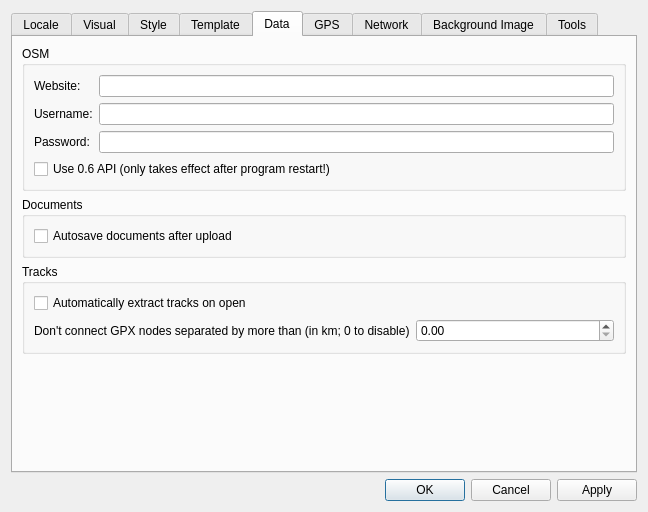
Qt form Preferences/PreferencesDialog.ui (openstreetmap/merkaartor) before a commit.
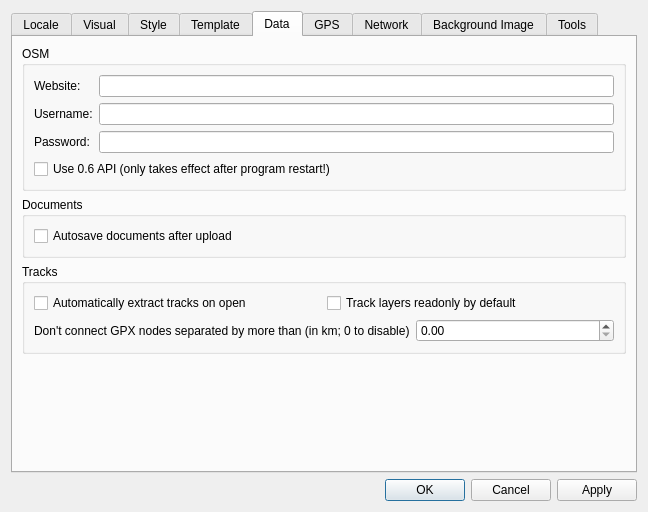
The same form after that commit.

Commit message: ADD : Readonly layers + Preferences to default track layers to readonly (fixes #1460) FIX : Make upload dialog modal

```diff
--- a/Preferences/PreferencesDialog.ui
+++ b/Preferences/PreferencesDialog.ui
@@ -754,11 +754,22 @@
          </property>
          <layout class="QVBoxLayout" >
           <item>
-           <widget class="QCheckBox" name="cbAutoExtractTracks" >
-            <property name="text" >
-             <string>Automatically extract tracks on open</string>
-            </property>
-           </widget>
+           <layout class="QHBoxLayout" name="horizontalLayout_7" >
+            <item>
+             <widget class="QCheckBox" name="cbAutoExtractTracks" >
+              <property name="text" >
+               <string>Automatically extract tracks on open</string>
+              </property>
+             </widget>
+            </item>
+            <item>
+             <widget class="QCheckBox" name="cbReadonlyTracksDefault" >
+              <property name="text" >
+               <string>Track layers readonly by default</string>
+              </property>
+             </widget>
+            </item>
+           </layout>
           </item>
           <item>
            <layout class="QHBoxLayout" name="horizontalLayout_9" >
```
Left out of the diff: 32 changed lines with no effect on the pictures. The commit also changes 14 other files.
